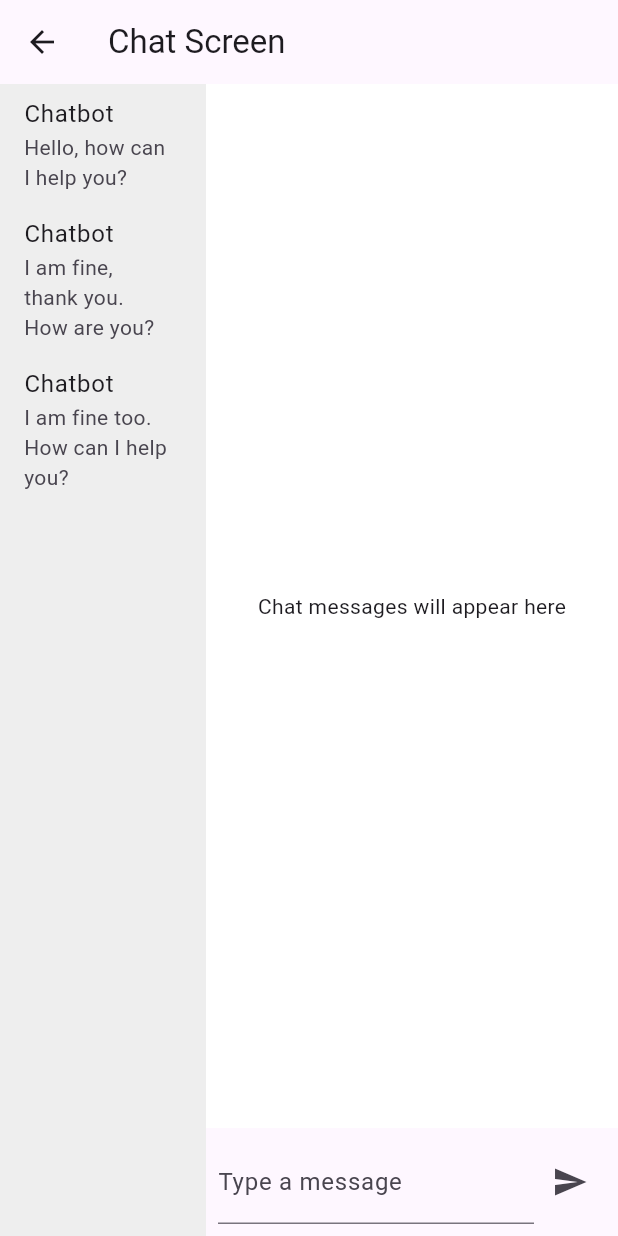
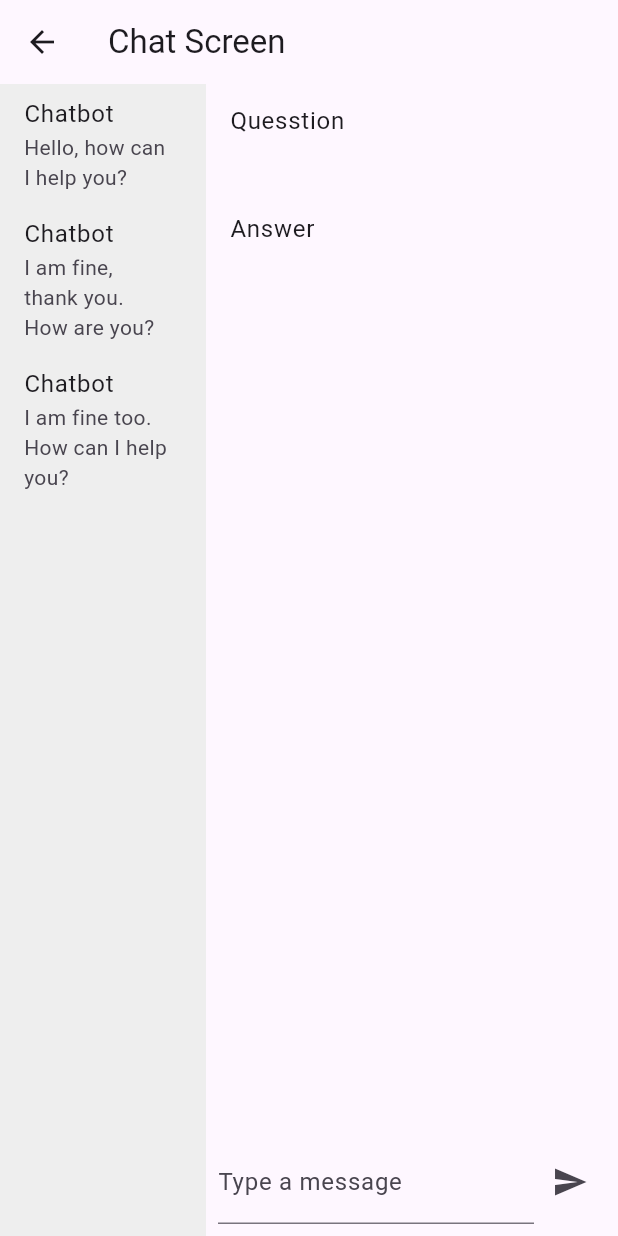
Before and after one commit to cevheri/chatbot_example, a Flutter app: the ChatScreen screen opened by its route, on a phone screen of 412 x 824 dp. Run offline on Flutter 3.47's test engine with Material 3 defaults, Android fonts, the light colour scheme and no system bars; our stand-ins replace faker, get; accounts and stored records are empty.

Commit message:
add chat question and answer

```diff
--- a/lib/constants/chat_session.dart
+++ b/lib/constants/chat_session.dart
@@ -1,3 +1,4 @@
+
 import 'package:dnext_chatbot_3/models/chat_question.dart';
 import 'package:flutter/material.dart';
 import 'package:get/get.dart';
@@ -5,4 +6,5 @@ import 'package:get/get.dart';
 class ChatSession {
   final message = TextEditingController().obs;
   final chatHistory = <ChatQuestion>[].obs;
+  final answer = TextEditingController().obs;
 }
--- a/lib/repositories/chat_repository.dart
+++ b/lib/repositories/chat_repository.dart
@@ -1,9 +1,11 @@
 import 'package:dnext_chatbot_3/constants/api_constant.dart';
 import 'package:dnext_chatbot_3/constants/app_session.dart';
 import 'package:dnext_chatbot_3/constants/chat_session.dart';
+import 'package:dnext_chatbot_3/models/chat_answer.dart';
 import 'package:dnext_chatbot_3/models/chat_question.dart';
 import 'package:flutter/material.dart';
 import 'package:get/get.dart';
+import 'package:faker/faker.dart';
 
 class ChatRepository {
   final String? baseUrl = ApiConstant.API_BASE_URL;
@@ -33,6 +35,16 @@ class ChatRepository {
       ),
     ];
   }
+
+  // ChatAnswer loadAnswerMockData() {
+  //   _chatSession.answer.value.text = 'dfasdfa  Generated by Chatbot'; //'${faker.lorem.sentence()} Generated by Chatbot';
+  //   return ChatAnswer(
+  //     question: _chatSession.message.value.text,
+  //     answer: _chatSession.answer.value.text,
+  //     sender: AppSession.userInfo!.username!,
+  //     time: faker.date.dateTime(minYear: 2024, maxYear: 2024),
+  //   );
+  // }
 
   Future<void> fetchChatHistory() async {
     _chatSession.chatHistory.value = loadMockData();
@@ -64,6 +76,8 @@ class ChatRepository {
     //   if (response.statusCode != 200) {
     //     throw Exception('Failed to send message');
     //   }
+
+
   }
 
   Future<void> sendMessage() async {
@@ -79,6 +93,9 @@ class ChatRepository {
     // if (response.statusCode != 200) {
     //   throw Exception('Failed to send message');
     // }
+
+    _chatSession.answer.value.text = 'dfasdfa  Generated by Chatbot';
+
     await addHistory(_chatSession.message.value.text);
   }
 
--- a/lib/screens/chat_screen.dart
+++ b/lib/screens/chat_screen.dart
@@ -10,7 +10,6 @@ class ChatScreen extends StatelessWidget {
   @override
   Widget build(BuildContext context) {
     final _chatSession = Get.put(ChatSession());
-    _chatSession.message.value.text = '';
 
     return Scaffold(
       appBar: AppBar(
@@ -23,14 +22,7 @@ class ChatScreen extends StatelessWidget {
             flex: 4,
             child: Column(
               children: [
-                Expanded(
-                  child: Container(
-                    color: Colors.white,
-                    child: const Center(
-                      child: Text('Chat messages will appear here'),
-                    ),
-                  ),
-                ),
+                ChatAnswer(),
                 Padding(
                   padding: const EdgeInsets.all(8.0),
                   child: Obx(
@@ -54,3 +46,28 @@ class ChatScreen extends StatelessWidget {
     );
   }
 }
+
+class ChatAnswer extends StatelessWidget {
+  const ChatAnswer({
+    super.key,
+  });
+
+  @override
+  Widget build(BuildContext context) {
+    final _chatSession = Get.put(ChatSession());
+    return Expanded(
+      child: Obx(() => Column(
+            children: [
+              ListTile(
+                title: Text('Quesstion'),
+                subtitle: Text(_chatSession.message.value.text),
+              ),
+              ListTile(
+                title: Text('Answer'),
+                subtitle: Text(_chatSession.answer.value.text),
+              ),
+            ],
+          )),
+    );
+  }
+}
--- a/lib/screens/login_screen.dart
+++ b/lib/screens/login_screen.dart
@@ -30,21 +30,16 @@ class _LoginScreenState extends State<LoginScreen> {
     _isLoading = true;
     final username = _usernameController.text;
     final password = _passwordController.text;
-
     final token = await _authRepository.login(username, password);
-    setState(() {
-      _token = token;
-      _isLoading = false;
-      AppSession.token = token;
-      Get.toNamed('/chat');
-    });
+    _token = token;
+    _isLoading = false;
+    AppSession.token = token;
+    Get.toNamed('/chat');
   }
 
   Future<void> _loadUserInformation() async {
     UserInfo userInformation = await _authRepository.getAccount();
-    setState(() {
-      AppSession.userInfo = userInformation;
-    });
+    AppSession.userInfo = userInformation;
     debugPrint('User Information: ${userInformation.username}');
   }
 
--- a/pubspec.yaml
+++ b/pubspec.yaml
@@ -13,6 +13,7 @@ dependencies:
   http:
   equatable:
   get:
+  faker: ^2.2.0
 
 dev_dependencies:
   flutter_test:
```
Also changed, not shown: pubspec.lock.
